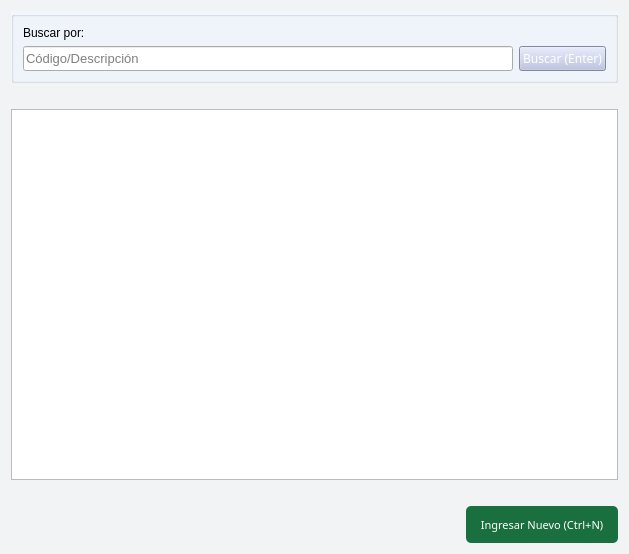
Above: gui/listas/proveedores_lista.ui from Lonaris/Corupel before the change. Below: the same form after it.
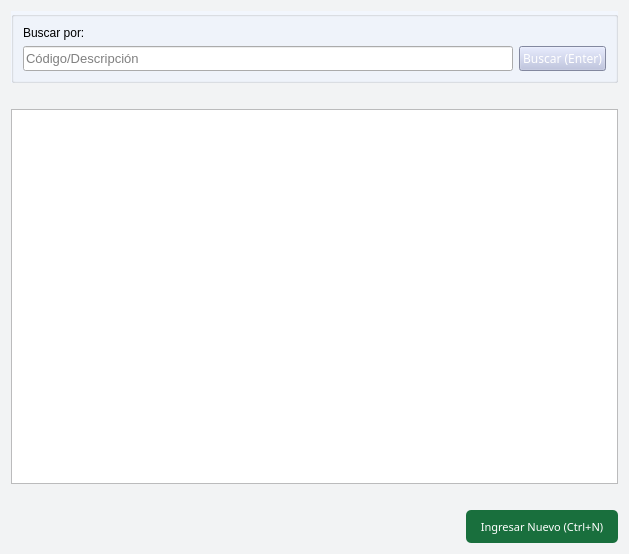
That is the form after the change. Icons and pictures are not drawn.

```diff
--- a/gui/listas/proveedores_lista.ui
+++ b/gui/listas/proveedores_lista.ui
@@ -430,7 +430,7 @@
   </property>
   <layout class="QGridLayout" name="gridLayout">
    <item row="0" column="0">
-    <layout class="QGridLayout" name="gridLayout_2" rowstretch="0,0,80,0,8">
+    <layout class="QGridLayout" name="gridLayout_2" rowstretch="0,0,80,0,7">
      <item row="1" column="0" colspan="2">
       <spacer name="horizontalSpacer">
        <property name="orientation">
@@ -498,11 +498,17 @@
        <item>
         <widget class="QPushButton" name="btn_nuevo">
          <property name="sizePolicy">
-          <sizepolicy hsizetype="Expanding" vsizetype="Expanding">
+          <sizepolicy hsizetype="Expanding" vsizetype="Fixed">
            <horstretch>0</horstretch>
            <verstretch>0</verstretch>
           </sizepolicy>
          </property>
+         <property name="maximumSize">
+          <size>
+           <width>200</width>
+           <height>200</height>
+          </size>
+         </property>
          <property name="font">
           <font>
            <family>Ariall</family>
```
